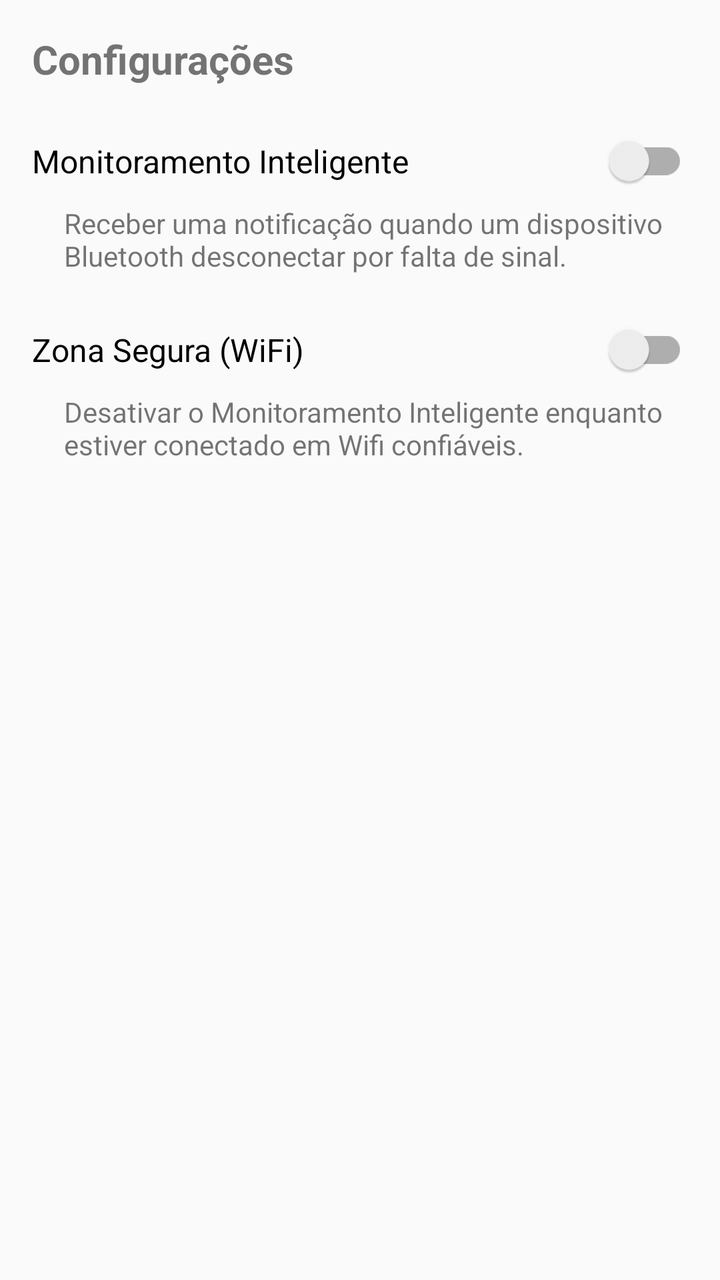
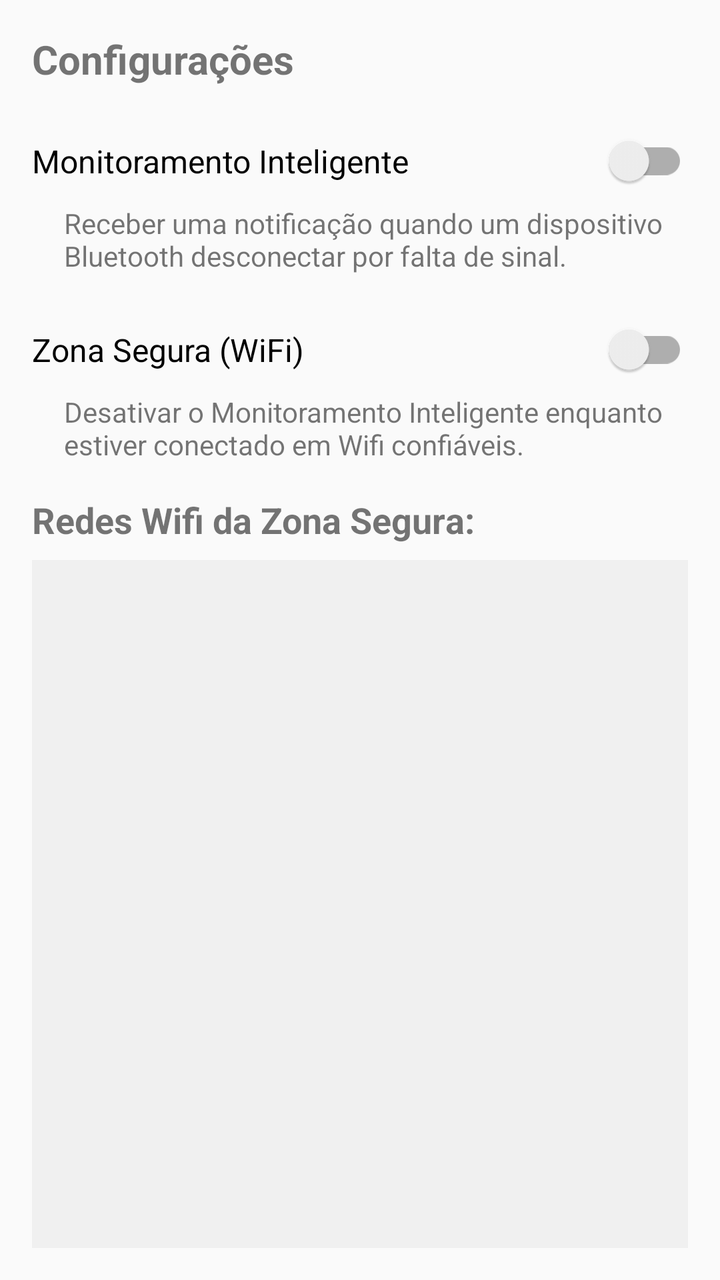

Before-and-after screenshots of an Android layout around one commit, followed by the original layout XML and the change that was made.
<!-- AndroidManifest.xml: application theme Theme.AppCompat.DayNight -->
<!-- res/layout/activity_main.xml -->
<?xml version="1.0" encoding="utf-8"?>
<LinearLayout
    xmlns:android="http://schemas.android.com/apk/res/android"
    xmlns:tools="http://schemas.android.com/tools"
    android:layout_width="match_parent"
    android:layout_height="match_parent"
    android:orientation="vertical"
    android:padding="16dp"
    tools:context=".MainActivity">

    <TextView
        android:layout_width="wrap_content"
        android:layout_height="wrap_content"
        android:text="@string/feature_title"
        android:textSize="20sp"
        android:textStyle="bold"
        android:layout_marginBottom="24dp"/>

    
    <com.google.android.material.switchmaterial.SwitchMaterial
        android:id="@+id/switch_timeout_notifier"
        android:layout_width="match_parent"
        android:layout_height="wrap_content"
        android:text="@string/toggle_timeout_notifier_title"
        android:layout_marginBottom="8dp"
        android:textSize="16sp"/>

    <TextView
        android:layout_width="wrap_content"
        android:layout_height="wrap_content"
        android:text="@string/toggle_timeout_notifier_desc"
        android:layout_marginStart="16dp"
        android:layout_marginBottom="24dp"/>

    
    <com.google.android.material.switchmaterial.SwitchMaterial
        android:id="@+id/switch_safe_zone_wifi"
        android:layout_width="match_parent"
        android:layout_height="wrap_content"
        android:text="@string/toggle_safe_zone_title"
        android:layout_marginBottom="8dp"
        android:textSize="16sp"/>

    <TextView
        android:layout_width="wrap_content"
        android:layout_height="wrap_content"
        android:text="@string/toggle_safe_zone_desc"
        android:layout_marginStart="16dp"/>

</LinearLayout>
<!-- resources referenced by this layout -->
<resources>
  <string name="feature_title">Configurações</string>
  <string name="toggle_safe_zone_desc">Desativar o Monitoramento Inteligente enquanto estiver conectado em Wifi confiáveis.</string>
  <string name="toggle_safe_zone_title">Zona Segura (WiFi)</string>
  <string name="toggle_timeout_notifier_desc">Receber uma notificação quando um dispositivo Bluetooth desconectar por falta de sinal.</string>
  <string name="toggle_timeout_notifier_title">Monitoramento Inteligente</string>
</resources>

<!-- the commit's change to res/layout/activity_main.xml (unified diff, before → after) -->
@@ -1,6 +1,5 @@
 <?xml version="1.0" encoding="utf-8"?>
-<LinearLayout
-    xmlns:android="http://schemas.android.com/apk/res/android"
+<LinearLayout xmlns:android="http://schemas.android.com/apk/res/android"
     xmlns:tools="http://schemas.android.com/tools"
     android:layout_width="match_parent"
     android:layout_height="match_parent"
@@ -11,40 +10,55 @@
     <TextView
         android:layout_width="wrap_content"
         android:layout_height="wrap_content"
+        android:layout_marginBottom="24dp"
         android:text="@string/feature_title"
         android:textSize="20sp"
-        android:textStyle="bold"
-        android:layout_marginBottom="24dp"/>
+        android:textStyle="bold" />
 
-    
     <com.google.android.material.switchmaterial.SwitchMaterial
-        android:id="@+id/switch_timeout_notifier"
+        android:id="@+id/btMonitoringSwitch"
         android:layout_width="match_parent"
         android:layout_height="wrap_content"
+        android:layout_marginBottom="8dp"
         android:text="@string/toggle_timeout_notifier_title"
-        android:layout_marginBottom="8dp"
-        android:textSize="16sp"/>
+        android:textSize="16sp" />
 
     <TextView
         android:layout_width="wrap_content"
         android:layout_height="wrap_content"
-        android:text="@string/toggle_timeout_notifier_desc"
         android:layout_marginStart="16dp"
-        android:layout_marginBottom="24dp"/>
+        android:layout_marginBottom="24dp"
+        android:text="@string/toggle_timeout_notifier_desc" />
 
-    
     <com.google.android.material.switchmaterial.SwitchMaterial
-        android:id="@+id/switch_safe_zone_wifi"
+        android:id="@+id/wifiSafeZoneSwitch"
         android:layout_width="match_parent"
         android:layout_height="wrap_content"
+        android:layout_marginBottom="8dp"
         android:text="@string/toggle_safe_zone_title"
-        android:layout_marginBottom="8dp"
-        android:textSize="16sp"/>
+        android:textSize="16sp" />
 
     <TextView
         android:layout_width="wrap_content"
         android:layout_height="wrap_content"
-        android:text="@string/toggle_safe_zone_desc"
-        android:layout_marginStart="16dp"/>
+        android:layout_marginStart="16dp"
+        android:layout_marginBottom="16dp"
+        android:text="@string/toggle_safe_zone_desc" />
+
+    <TextView
+        android:layout_width="wrap_content"
+        android:layout_height="wrap_content"
+        android:layout_marginBottom="8dp"
+        android:text="@string/wifi_safe_zone_list"
+        android:textSize="18sp"
+        android:textStyle="bold" />
+
+    <ListView
+        android:id="@+id/wifiSafeZoneList"
+        android:layout_width="match_parent"
+        android:layout_height="0dp"
+        android:layout_weight="1"
+        android:background="#f0f0f0"
+        android:padding="8dp" />
 
 </LinearLayout>
<!-- resource entries referenced after the edit -->
@@ -5,5 +5,6 @@
   <string name="toggle_safe_zone_title">Zona Segura (WiFi)</string>
   <string name="toggle_timeout_notifier_desc">Receber uma notificação quando um dispositivo Bluetooth desconectar por falta de sinal.</string>
   <string name="toggle_timeout_notifier_title">Monitoramento Inteligente</string>
+  <string name="wifi_safe_zone_list">Redes Wifi da Zona Segura:</string>
 </resources>
 
